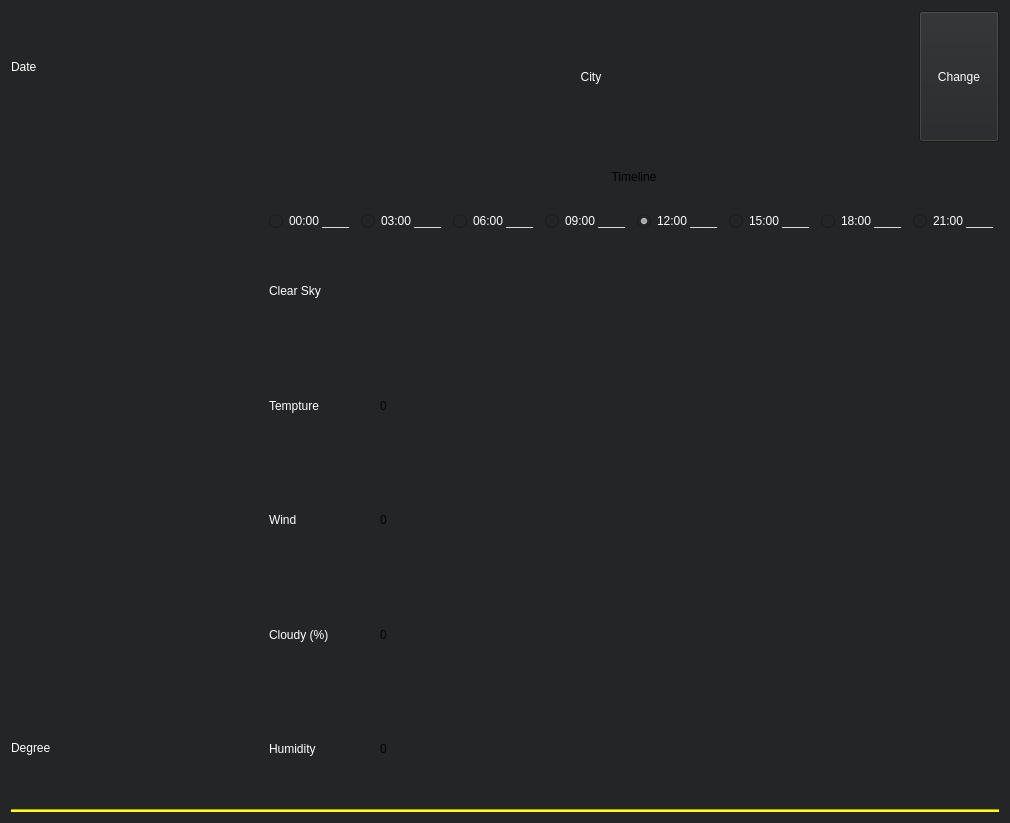
Before: the Qt Designer form src/mainwindow.ui in virtualbugs/OrangeCloud, drawn with Qt 5.
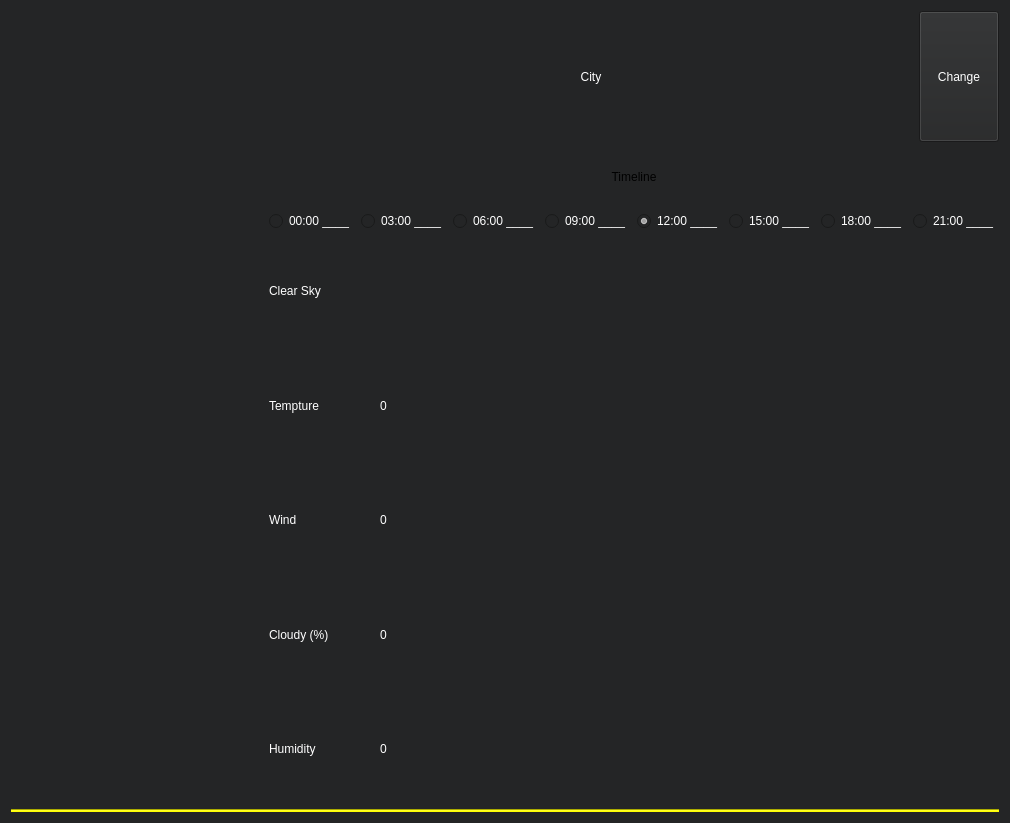
After: the same form once the commit is applied.

What changed in the file:
```diff
--- a/src/mainwindow.ui
+++ b/src/mainwindow.ui
@@ -20,35 +20,7 @@
    <item>
     <layout class="QHBoxLayout" name="hlayout_top" stretch="2,3">
      <item>
-      <layout class="QVBoxLayout" name="vlayout_today" stretch="1,5,1">
-       <item>
-        <widget class="QLabel" name="today_date">
-         <property name="styleSheet">
-          <string notr="true">color: rgb(255, 255, 255)</string>
-         </property>
-         <property name="text">
-          <string>Date</string>
-         </property>
-        </widget>
-       </item>
-       <item>
-        <widget class="QLabel" name="today_image">
-         <property name="text">
-          <string/>
-         </property>
-        </widget>
-       </item>
-       <item>
-        <widget class="QLabel" name="today_degree">
-         <property name="styleSheet">
-          <string notr="true">color: rgb(255, 255, 255)</string>
-         </property>
-         <property name="text">
-          <string>Degree</string>
-         </property>
-        </widget>
-       </item>
-      </layout>
+      <layout class="QVBoxLayout" name="vlayout_today"/>
      </item>
      <item>
       <layout class="QVBoxLayout" name="vlayout_top_right" stretch="1,5">
@@ -205,7 +177,7 @@
               </widget>
              </item>
              <item>
-              <layout class="QHBoxLayout" name="hlayout_humidty" stretch="1,0,3">
+              <layout class="QHBoxLayout" name="hlayout_temp" stretch="1,0,3">
                <item>
                 <widget class="QLabel" name="label_7">
                  <property name="styleSheet">
@@ -220,7 +192,8 @@
                <item>
                 <widget class="QLabel" name="selected_hour_temp">
                  <property name="styleSheet">
-                  <string notr="true">font: 14pt &quot;Sans Serif&quot;;</string>
+                  <string notr="true">font: 14pt &quot;Sans Serif&quot;;
+color: rgb(255, 255, 255);</string>
                  </property>
                  <property name="text">
                   <string>0</string>
@@ -243,9 +216,9 @@
               </layout>
              </item>
              <item>
-              <layout class="QHBoxLayout" name="hlayout_humidty" stretch="1,0,3">
+              <layout class="QHBoxLayout" name="hlayout_wind" stretch="1,0,3">
                <item>
-                <widget class="QLabel" name="label_7">
+                <widget class="QLabel" name="label_7wind">
                  <property name="styleSheet">
                   <string notr="true">font: 12pt &quot;Sans Serif&quot;;
 color: rgb(255, 255, 255)</string>
@@ -258,7 +231,8 @@
                <item>
                 <widget class="QLabel" name="selected_hour_wind">
                  <property name="styleSheet">
-                  <string notr="true">font: 14pt &quot;Sans Serif&quot;;</string>
+                  <string notr="true">font: 14pt &quot;Sans Serif&quot;;
+color: rgb(255, 255, 255);</string>
                  </property>
                  <property name="text">
                   <string>0</string>
@@ -281,9 +255,9 @@
               </layout>
              </item>
              <item>
-              <layout class="QHBoxLayout" name="hlayout_humidty" stretch="1,0,3">
+              <layout class="QHBoxLayout" name="hlayout_cloudy" stretch="1,0,3">
                <item>
-                <widget class="QLabel" name="label_7">
+                <widget class="QLabel" name="label_7cloudy">
                  <property name="styleSheet">
                   <string notr="true">font: 12pt &quot;Sans Serif&quot;;
 color: rgb(255, 255, 255)</string>
@@ -296,7 +270,8 @@
                <item>
                 <widget class="QLabel" name="seleceted_hour_cloud">
                  <property name="styleSheet">
-                  <string notr="true">font: 14pt &quot;Sans Serif&quot;;</string>
+                  <string notr="true">font: 14pt &quot;Sans Serif&quot;;
+color: rgb(255, 255, 255);</string>
                  </property>
                  <property name="text">
                   <string>0</string>
@@ -321,7 +296,7 @@
              <item>
               <layout class="QHBoxLayout" name="hlayout_humidty" stretch="1,0,3">
                <item>
-                <widget class="QLabel" name="label_7">
+                <widget class="QLabel" name="label_7humidity">
                  <property name="styleSheet">
                   <string notr="true">font: 12pt &quot;Sans Serif&quot;;
 color: rgb(255, 255, 255)</string>
@@ -334,7 +309,8 @@
                <item>
                 <widget class="QLabel" name="selected_hour_humidity">
                  <property name="styleSheet">
-                  <string notr="true">font: 14pt &quot;Sans Serif&quot;;</string>
+                  <string notr="true">font: 14pt &quot;Sans Serif&quot;;
+color: rgb(255, 255, 255);</string>
                  </property>
                  <property name="text">
                   <string>0</string>
```
Left out of the diff: 2 changed lines with no effect on the pictures.
